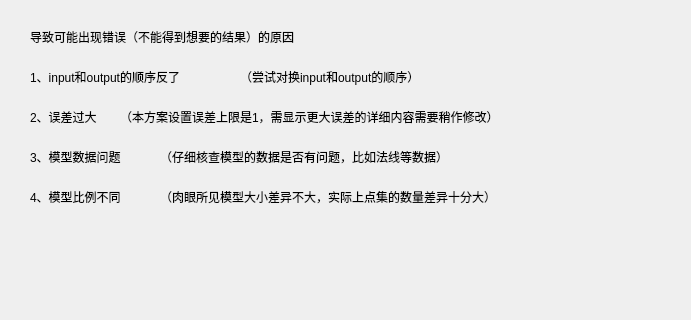
Qt form mainwindow3.ui (ikun-debug/hyw) before a commit; both pictures show x 0 to 691 and y 0 to 320 of the 800 by 600 pixel window.
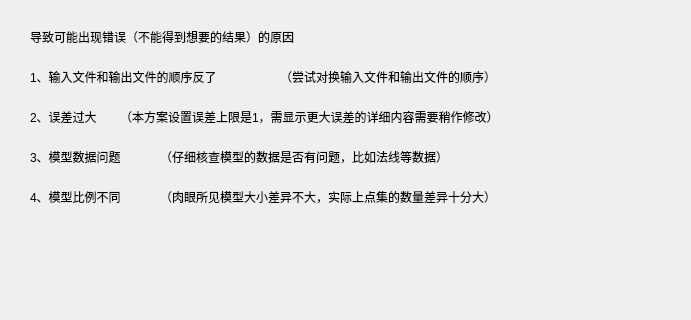
The same form after that commit. Icons and pictures are not drawn.

```diff
--- a/mainwindow3.ui
+++ b/mainwindow3.ui
@@ -57,25 +57,25 @@
       <rect>
        <x>20</x>
        <y>60</y>
-       <width>201</width>
+       <width>241</width>
        <height>16</height>
       </rect>
      </property>
      <property name="text">
-      <string>1、input和output的顺序反了</string>
+      <string>1、输入文件和输出文件的顺序反了</string>
      </property>
     </widget>
     <widget class="QLabel" name="label_3">
      <property name="geometry">
       <rect>
-       <x>230</x>
+       <x>270</x>
        <y>60</y>
        <width>281</width>
        <height>16</height>
       </rect>
      </property>
      <property name="text">
-      <string>（尝试对换input和output的顺序）</string>
+      <string>（尝试对换输入文件和输出文件的顺序）</string>
      </property>
     </widget>
     <widget class="QLabel" name="label_4">
```
